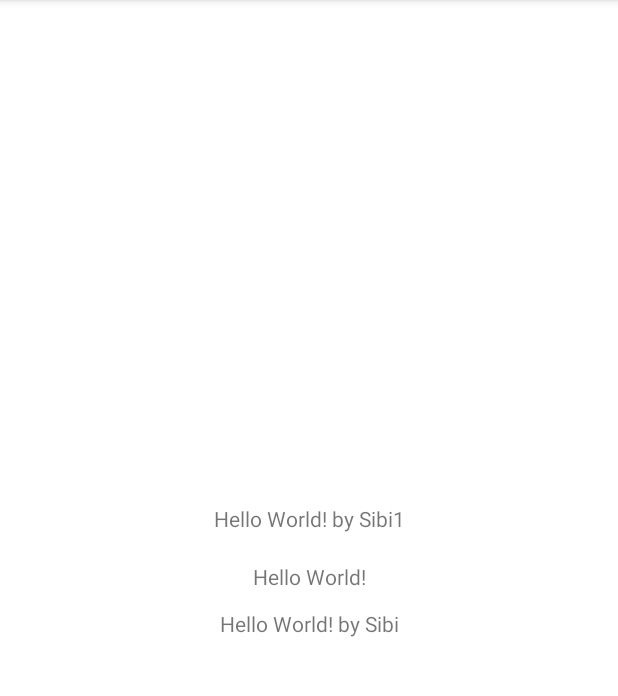
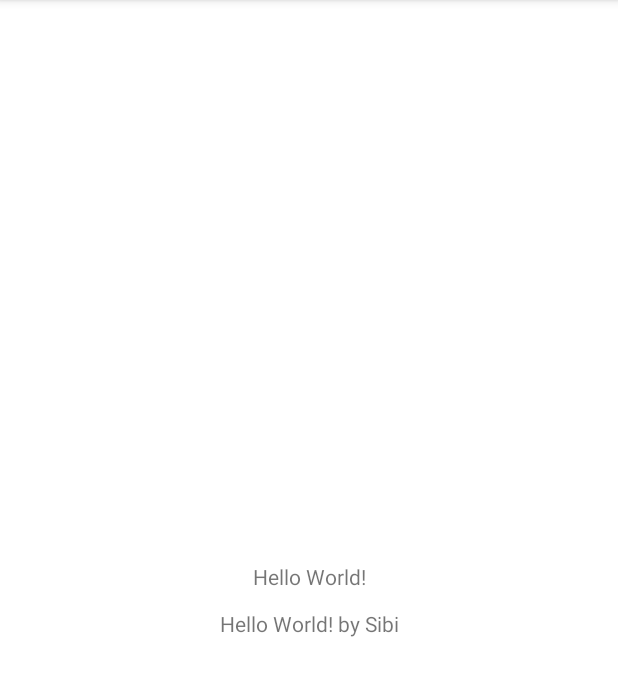
Before and after one commit to amaldevcm/sample, an Android app: the screen it shows after launch (MainActivity), on a phone screen of 412 x 824 dp, the part 84-780 px from its top. Run offline under Robolectric (Android 15) with nearby library versions, the phone set to English and light mode, and no system bars.

Commit message:
Hello World by Sibi1 deleted

```diff
--- a/app/src/main/res/layout/activity_main.xml
+++ b/app/src/main/res/layout/activity_main.xml
@@ -25,15 +25,4 @@
         app:layout_constraintTop_toTopOf="parent"
         app:layout_constraintVertical_bias="0.542" />
 
-    <TextView
-        android:layout_width="wrap_content"
-        android:layout_height="wrap_content"
-        android:text="Hello World! by Sibi1"
-        app:layout_constraintBottom_toBottomOf="parent"
-        app:layout_constraintLeft_toLeftOf="parent"
-        app:layout_constraintRight_toRightOf="parent"
-        app:layout_constraintTop_toTopOf="parent"
-        app:layout_constraintVertical_bias="0.449" />
-
-
 </androidx.constraintlayout.widget.ConstraintLayout>
```
